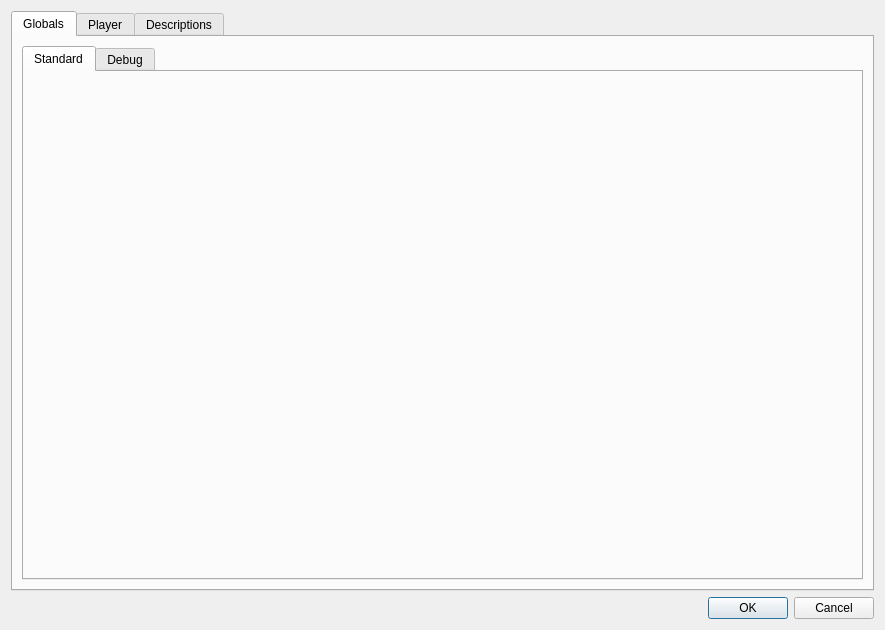
Old version of the form ui_files/dialogs/campaign_settings.ui in the repository jacobcheatley/trpg-creator.
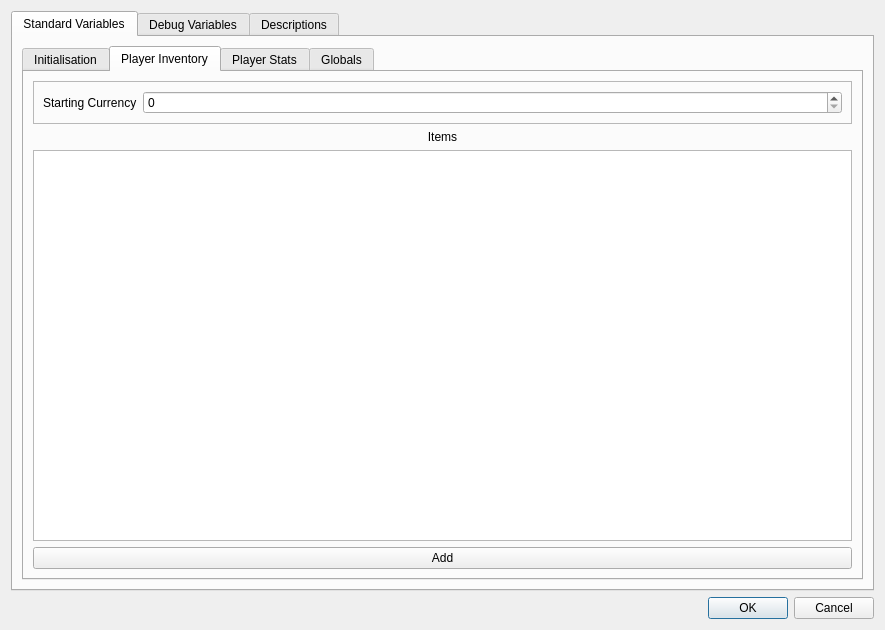
New version of the form. The open tabs and pages were chosen to show the change.

```diff
--- a/ui_files/dialogs/campaign_settings.ui
+++ b/ui_files/dialogs/campaign_settings.ui
@@ -16,36 +16,100 @@
   <layout class="QVBoxLayout" name="verticalLayout">
    <item>
     <widget class="QTabWidget" name="tabWidget">
+     <property name="tabShape">
+      <enum>QTabWidget::Rounded</enum>
+     </property>
      <property name="currentIndex">
       <number>0</number>
      </property>
-     <widget class="QWidget" name="tabGlobals">
+     <widget class="QWidget" name="tabStandard">
       <attribute name="title">
-       <string>Globals</string>
+       <string>Standard Variables</string>
       </attribute>
-      <layout class="QGridLayout" name="gridLayout">
-       <item row="0" column="0">
+      <layout class="QVBoxLayout" name="verticalLayout_2">
+       <item>
         <widget class="QTabWidget" name="tabWidget_2">
+         <property name="tabShape">
+          <enum>QTabWidget::Rounded</enum>
+         </property>
          <property name="currentIndex">
-          <number>0</number>
+          <number>1</number>
          </property>
-         <widget class="QWidget" name="tabStandard">
+         <widget class="QWidget" name="tabInit">
           <attribute name="title">
-           <string>Standard</string>
+           <string>Initialisation</string>
           </attribute>
          </widget>
-         <widget class="QWidget" name="tabDebug">
+         <widget class="QWidget" name="tabInventory">
           <attribute name="title">
-           <string>Debug</string>
+           <string>Player Inventory</string>
+          </attribute>
+          <layout class="QVBoxLayout" name="verticalLayout_4">
+           <item>
+            <widget class="QFrame" name="frame">
+             <property name="frameShape">
+              <enum>QFrame::StyledPanel</enum>
+             </property>
+             <property name="frameShadow">
+              <enum>QFrame::Raised</enum>
+             </property>
+             <layout class="QFormLayout" name="formLayout_3">
+              <item row="0" column="0">
+               <widget class="QLabel" name="label_5">
+                <property name="text">
+                 <string>Starting Currency</string>
+                </property>
+               </widget>
+              </item>
+              <item row="0" column="1">
+               <widget class="QSpinBox" name="standardCurrency">
+                <property name="maximum">
+                 <number>999999999</number>
+                </property>
+               </widget>
+              </item>
+             </layout>
+            </widget>
+           </item>
+           <item>
+            <widget class="QLabel" name="label_4">
+             <property name="text">
+              <string>Items</string>
+             </property>
+             <property name="alignment">
+              <set>Qt::AlignCenter</set>
+             </property>
+            </widget>
+           </item>
+           <item>
+            <widget class="QListWidget" name="standardInventoryList"/>
+           </item>
+           <item>
+            <widget class="QPushButton" name="standardInventoryAdd">
+             <property name="text">
+              <string>Add</string>
+             </property>
+            </widget>
+           </item>
+          </layout>
+         </widget>
+         <widget class="QWidget" name="tabStats">
+          <attribute name="title">
+           <string>Player Stats</string>
+          </attribute>
+         </widget>
+         <widget class="QWidget" name="tabGlobals">
+          <attribute name="title">
+           <string>Globals</string>
           </attribute>
          </widget>
         </widget>
        </item>
       </layout>
      </widget>
-     <widget class="QWidget" name="tabPlayer">
+     <widget class="QWidget" name="tabDebug">
       <attribute name="title">
-       <string>Player</string>
+       <string>Debug Variables</string>
       </attribute>
       <layout class="QGridLayout" name="gridLayout_2">
        <item row="0" column="0">
```
Left out of the diff: 135 changed lines with no effect on the pictures.
